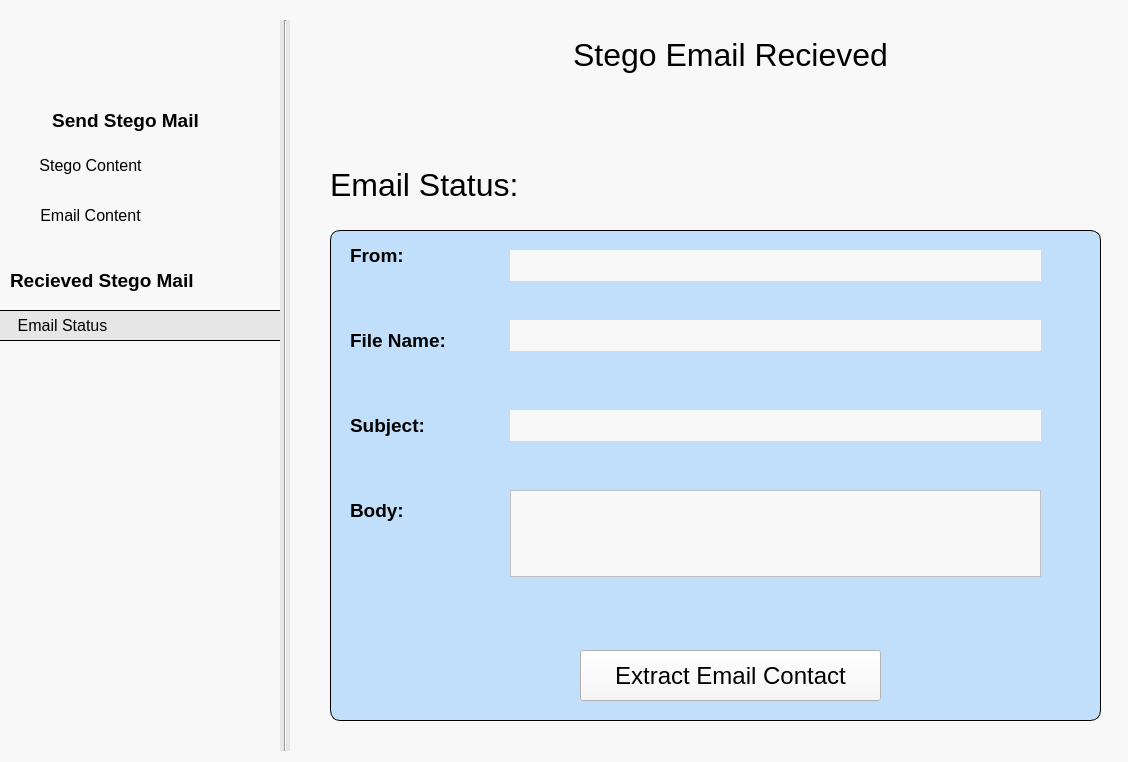
The window that UI_Files/Stego File Information.ui (StegoMailo/Desktop-App) describes before a commit, drawn with Qt 5.
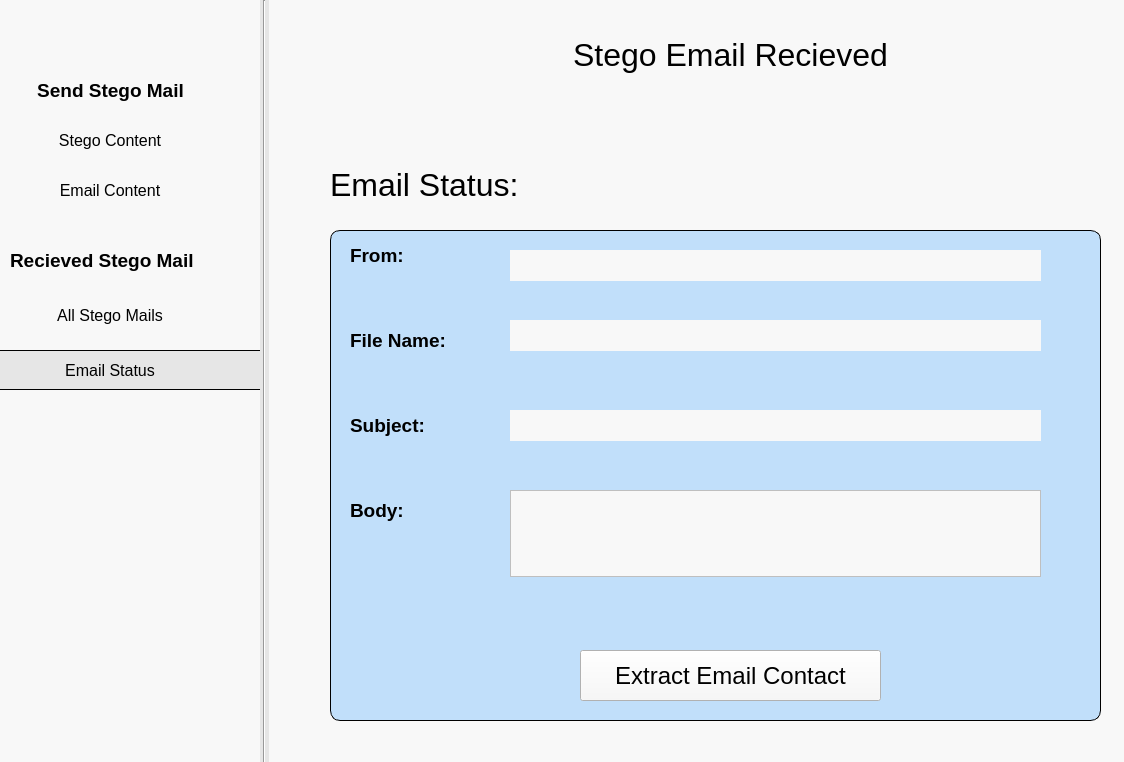
The same window after the commit.

Commit message: Connected Gmail to get Received Stego Mail

What changed in the file:
```diff
--- a/UI_Files/Stego File Information.ui
+++ b/UI_Files/Stego File Information.ui
@@ -9,7 +9,7 @@
    <rect>
     <x>0</x>
     <y>0</y>
-    <width>1128</width>
+    <width>1124</width>
     <height>762</height>
    </rect>
   </property>
@@ -64,9 +64,9 @@
   <widget class="QPushButton" name="btnEncryption">
    <property name="geometry">
     <rect>
-     <x>10</x>
-     <y>100</y>
-     <width>231</width>
+     <x>-10</x>
+     <y>70</y>
+     <width>241</width>
      <height>40</height>
     </rect>
    </property>
@@ -95,8 +95,8 @@
    <property name="geometry">
     <rect>
      <x>10</x>
-     <y>260</y>
-     <width>241</width>
+     <y>240</y>
+     <width>235</width>
      <height>40</height>
     </rect>
    </property>
@@ -124,10 +124,10 @@
   <widget class="QPushButton" name="btnEmailContent">
    <property name="geometry">
     <rect>
-     <x>20</x>
-     <y>200</y>
-     <width>141</width>
-     <height>31</height>
+     <x>35</x>
+     <y>170</y>
+     <width>150</width>
+     <height>40</height>
     </rect>
    </property>
    <property name="font">
@@ -154,10 +154,10 @@
   <widget class="QPushButton" name="btnStegoContent">
    <property name="geometry">
     <rect>
-     <x>20</x>
-     <y>150</y>
-     <width>141</width>
-     <height>31</height>
+     <x>35</x>
+     <y>120</y>
+     <width>150</width>
+     <height>40</height>
     </rect>
    </property>
    <property name="font">
@@ -185,9 +185,9 @@
    <property name="geometry">
     <rect>
      <x>-10</x>
-     <y>310</y>
-     <width>291</width>
-     <height>31</height>
+     <y>350</y>
+     <width>271</width>
+     <height>40</height>
     </rect>
    </property>
    <property name="font">
@@ -209,16 +209,16 @@
 background-color: rgb(230, 230, 230);</string>
    </property>
    <property name="text">
-    <string>      Email Status</string>
+    <string/>
    </property>
   </widget>
   <widget class="Line" name="line">
    <property name="geometry">
     <rect>
-     <x>280</x>
-     <y>20</y>
-     <width>10</width>
-     <height>731</height>
+     <x>260</x>
+     <y>0</y>
+     <width>9</width>
+     <height>770</height>
     </rect>
    </property>
    <property name="styleSheet">
@@ -403,6 +403,64 @@
     <string/>
    </property>
   </widget>
+  <widget class="QPushButton" name="btnStegoMails">
+   <property name="geometry">
+    <rect>
+     <x>35</x>
+     <y>295</y>
+     <width>150</width>
+     <height>40</height>
+    </rect>
+   </property>
+   <property name="font">
+    <font>
+     <pointsize>12</pointsize>
+     <weight>50</weight>
+     <bold>false</bold>
+    </font>
+   </property>
+   <property name="autoFillBackground">
+    <bool>false</bool>
+   </property>
+   <property name="styleSheet">
+    <string notr="true">color:black;
+box-shadow: none;
+border-style:flat;
+text-align: center;
+background-color: rgba(255, 255, 255, 0);</string>
+   </property>
+   <property name="text">
+    <string>All Stego Mails</string>
+   </property>
+  </widget>
+  <widget class="QPushButton" name="btnEmailStatus_2">
+   <property name="geometry">
+    <rect>
+     <x>35</x>
+     <y>350</y>
+     <width>150</width>
+     <height>40</height>
+    </rect>
+   </property>
+   <property name="font">
+    <font>
+     <pointsize>12</pointsize>
+     <weight>50</weight>
+     <bold>false</bold>
+    </font>
+   </property>
+   <property name="styleSheet">
+    <string notr="true">color:black;
+background-color: rgba(255, 255, 255, 0);
+box-shadow: none;
+border-style:flat;
+text-align: center;
+</string>
+   </property>
+   <property name="text">
+    <string>Email Status</string>
+   </property>
+  </widget>
  </widget>
  <resources>
   <include location="../../../../ATIYA AMG/Downloads/backgroungImg.qrc"/>
```
The commit also changes 12 other files.
